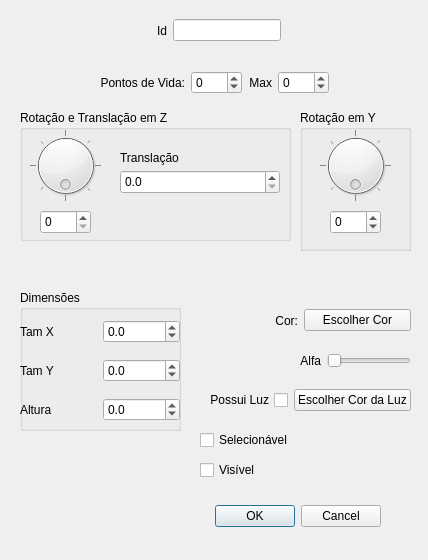
matferib/tabuleiro-virtual, file ifg/qt/ui/forma.ui: the form before one commit.
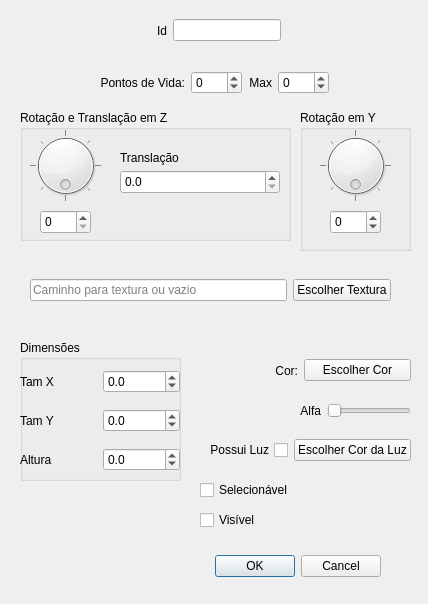
The form after the commit.

Commit message: retangulo com textura

Patch:
```diff
--- a/ifg/qt/ui/forma.ui
+++ b/ifg/qt/ui/forma.ui
@@ -7,7 +7,7 @@
     <x>0</x>
     <y>0</y>
     <width>428</width>
-    <height>560</height>
+    <height>604</height>
    </rect>
   </property>
   <property name="windowTitle">
@@ -43,7 +43,7 @@
    <property name="geometry">
     <rect>
      <x>40</x>
-     <y>500</y>
+     <y>550</y>
      <width>341</width>
      <height>32</height>
     </rect>
@@ -59,7 +59,7 @@
    <property name="geometry">
     <rect>
      <x>190</x>
-     <y>300</y>
+     <y>350</y>
      <width>221</width>
      <height>41</height>
     </rect>
@@ -98,7 +98,7 @@
    <property name="geometry">
     <rect>
      <x>20</x>
-     <y>290</y>
+     <y>340</y>
      <width>161</width>
      <height>141</height>
     </rect>
@@ -305,7 +305,7 @@
    <property name="geometry">
     <rect>
      <x>200</x>
-     <y>430</y>
+     <y>480</y>
      <width>177</width>
      <height>20</height>
     </rect>
@@ -321,7 +321,7 @@
    <property name="geometry">
     <rect>
      <x>200</x>
-     <y>460</y>
+     <y>510</y>
      <width>201</width>
      <height>20</height>
     </rect>
@@ -340,7 +340,7 @@
    <property name="geometry">
     <rect>
      <x>190</x>
-     <y>340</y>
+     <y>390</y>
      <width>221</width>
      <height>41</height>
     </rect>
@@ -450,7 +450,7 @@
    <property name="geometry">
     <rect>
      <x>190</x>
-     <y>380</y>
+     <y>430</y>
      <width>221</width>
      <height>41</height>
     </rect>
@@ -550,6 +550,35 @@
     </property>
    </widget>
   </widget>
+  <widget class="QWidget" name="horizontalLayoutWidget_5">
+   <property name="geometry">
+    <rect>
+     <x>30</x>
+     <y>270</y>
+     <width>361</width>
+     <height>41</height>
+    </rect>
+   </property>
+   <layout class="QHBoxLayout" name="horizontalLayout_8">
+    <item>
+     <widget class="QLineEdit" name="linha_textura">
+      <property name="readOnly">
+       <bool>false</bool>
+      </property>
+      <property name="placeholderText">
+       <string>Caminho para textura ou vazio</string>
+      </property>
+     </widget>
+    </item>
+    <item>
+     <widget class="QPushButton" name="botao_textura">
+      <property name="text">
+       <string>Escolher Textura</string>
+      </property>
+     </widget>
+    </item>
+   </layout>
+  </widget>
  </widget>
  <resources/>
  <connections>
```
The commit also changes 4 other files.
